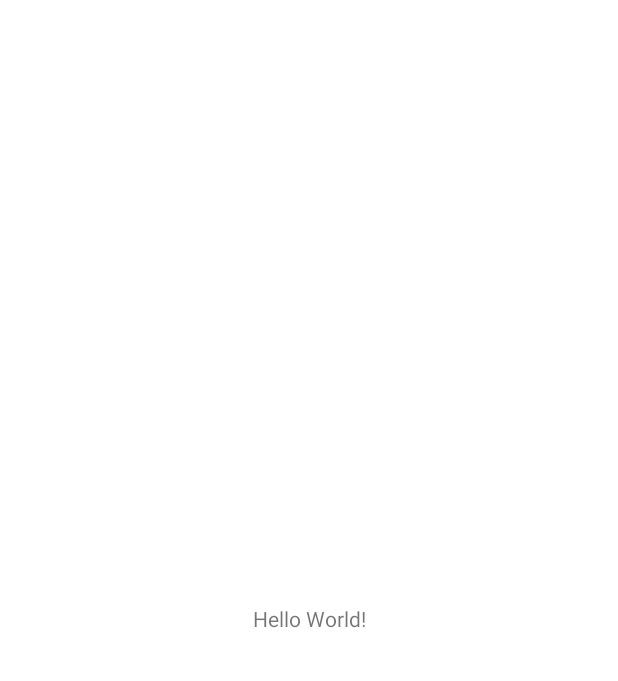
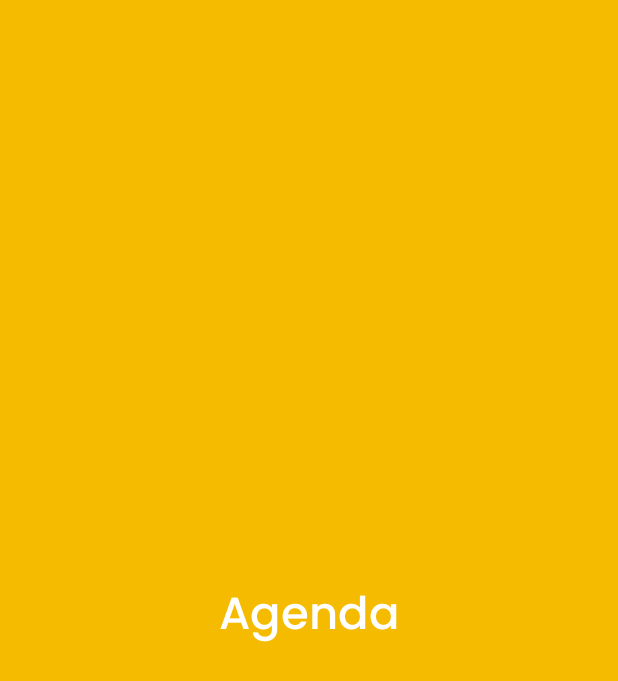
Before and after one commit to avijeetpandey/Agenda, an Android app: the first screen one second after launch (MainActivity before the commit, SplashActivity after it), on a phone screen of 412 x 824 dp. Before the commit the part shown is almost empty. Shown: the top 681 px of the screen. Run offline under Robolectric (Android 15) with nearby library versions, the phone set to English and light mode, and no system bars.

Commit message:
Adds splash screen to the codebase (#1)
* Add: Splash screen

* Add: Recycler view to main activity

```diff
--- a/app/src/main/java/com/example/agenda/MainActivity.kt
+++ b/app/src/main/java/com/example/agenda/MainActivity.kt
@@ -1,7 +1,10 @@
 package com.example.agenda
 
+import android.content.Intent
 import androidx.appcompat.app.AppCompatActivity
 import android.os.Bundle
+import android.os.Handler
+import android.os.Looper
 
 class MainActivity : AppCompatActivity() {
     override fun onCreate(savedInstanceState: Bundle?) {
--- /dev/null
+++ b/app/src/main/java/com/example/agenda/SplashActivity.kt
@@ -0,0 +1,20 @@
+package com.example.agenda
+
+import android.content.Intent
+import androidx.appcompat.app.AppCompatActivity
+import android.os.Bundle
+import android.os.Handler
+import android.os.Looper
+
+class SplashActivity : AppCompatActivity() {
+    override fun onCreate(savedInstanceState: Bundle?) {
+        super.onCreate(savedInstanceState)
+        setContentView(R.layout.activity_splash)
+
+        Handler(Looper.getMainLooper()).postDelayed({
+            val mIntent = Intent(this@SplashActivity, MainActivity::class.java)
+            startActivity(mIntent)
+            finish()
+        },2000)
+    }
+}
--- a/app/src/main/res/font/font.xml
+++ /dev/null
@@ -1,4 +0,0 @@
-<?xml version="1.0" encoding="utf-8"?>
-<font-family xmlns:android="http://schemas.android.com/apk/res/android">
-
-</font-family>
--- a/app/src/main/res/layout/activity_main.xml
+++ b/app/src/main/res/layout/activity_main.xml
@@ -1,18 +1,15 @@
 <?xml version="1.0" encoding="utf-8"?>
-<androidx.constraintlayout.widget.ConstraintLayout xmlns:android="http://schemas.android.com/apk/res/android"
+<androidx.recyclerview.widget.RecyclerView xmlns:android="http://schemas.android.com/apk/res/android"
     xmlns:app="http://schemas.android.com/apk/res-auto"
     xmlns:tools="http://schemas.android.com/tools"
     android:layout_width="match_parent"
+    android:background="@color/white"
+    android:orientation="vertical"
+    android:scrollIndicators="right"
     android:layout_height="match_parent"
     tools:context=".MainActivity">
 
-    <TextView
-        android:layout_width="wrap_content"
-        android:layout_height="wrap_content"
-        android:text="Hello World!"
-        app:layout_constraintBottom_toBottomOf="parent"
-        app:layout_constraintEnd_toEndOf="parent"
-        app:layout_constraintStart_toStartOf="parent"
-        app:layout_constraintTop_toTopOf="parent" />
 
-</androidx.constraintlayout.widget.ConstraintLayout>
+
+
+</androidx.recyclerview.widget.RecyclerView>
--- /dev/null
+++ b/app/src/main/res/layout/activity_splash.xml
@@ -0,0 +1,22 @@
+<?xml version="1.0" encoding="utf-8"?>
+<LinearLayout xmlns:android="http://schemas.android.com/apk/res/android"
+    xmlns:app="http://schemas.android.com/apk/res-auto"
+    xmlns:tools="http://schemas.android.com/tools"
+    android:layout_width="match_parent"
+    android:gravity="center"
+    android:orientation="vertical"
+    android:background="#F5BB00"
+    android:layout_height="match_parent"
+    tools:context=".SplashActivity">
+
+    <TextView
+        android:layout_width="match_parent"
+        android:fontFamily="@font/poppins"
+        android:text="Agenda"
+        android:textSize="30sp"
+        android:textColor="@color/white"
+        android:gravity="center"
+        android:layout_height="wrap_content"
+        />
+
+</LinearLayout>
```
Also changed, not shown: app/src/main/AndroidManifest.xml (+7 -3 lines).
